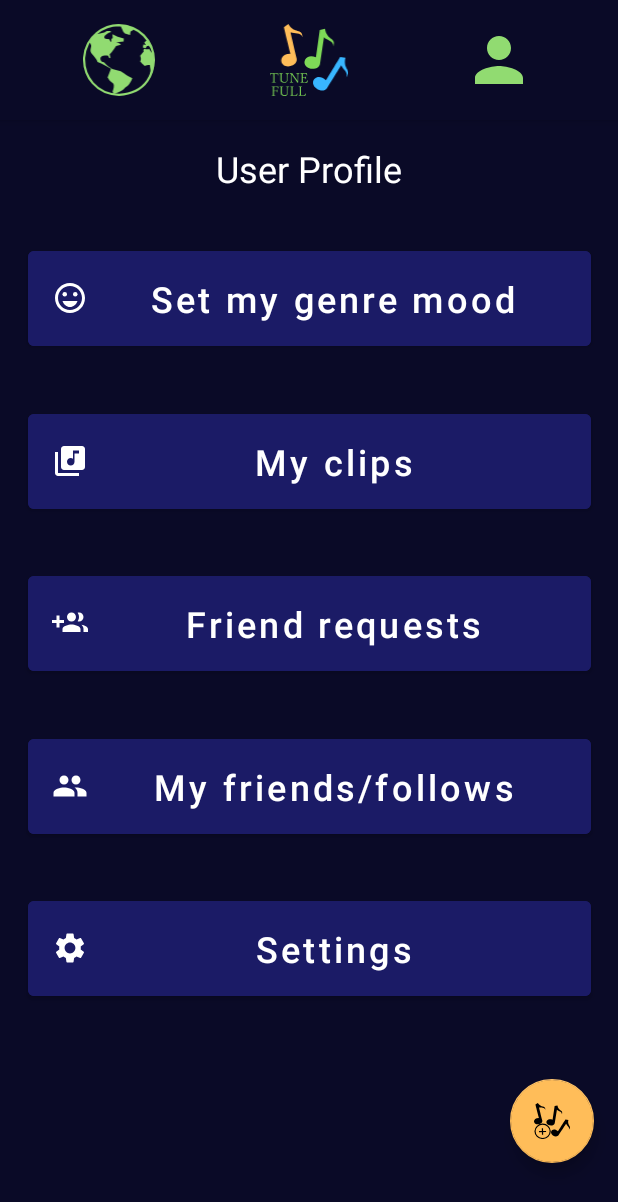
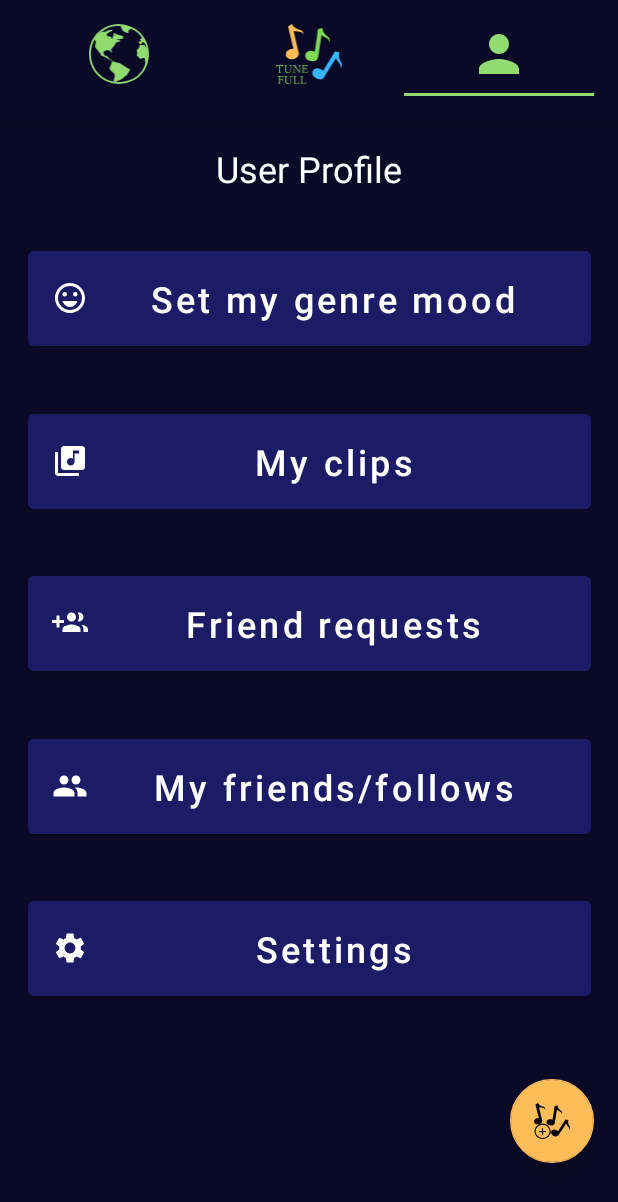
Before and after one commit to tunefull/tunefull, an Android app: the MainActivity screen opened directly, with no data from a screen before it, tab 3 chosen, on a phone screen of 412 x 824 dp. Shown: the top 1202 px of the screen. Run offline under Robolectric (Android 15) with nearby library versions, the phone set to English and light mode, and no system bars; our stand-ins replace RxJava; libraries missing offline, so code that uses them is left out: net.openid.appauth; 4 statements that could not run were skipped.

Commit message:
Made tabs look better.

```diff
--- a/app/src/main/java/edu/cnm/deepdive/tunefull/controller/MainActivity.java
+++ b/app/src/main/java/edu/cnm/deepdive/tunefull/controller/MainActivity.java
@@ -15,7 +15,7 @@ public class MainActivity extends AppCompatActivity {
 
   private UserRepository userRepository; // FIXME
   private TabLayout tabs;
-  private static final int[] TAB_ICONS = new int[]{R.drawable.ic_earth, R.drawable.ic_tunefull_logo_text, R.drawable.ic_person_24}; //FIXME
+  private static final int[] TAB_ICONS = new int[]{R.drawable.ic_earth, R.drawable.ic_tunefull_logo_text, R.drawable.ic_person_24};
 
   @Override
   protected void onCreate(Bundle savedInstanceState) {
--- a/app/src/main/res/layout/activity_main.xml
+++ b/app/src/main/res/layout/activity_main.xml
@@ -5,7 +5,7 @@
   xmlns:tools="http://schemas.android.com/tools"
   android:layout_width="match_parent"
   android:layout_height="match_parent"
-  tools:context=".MainActivity">
+  tools:context=".controller.MainActivity">
 
 <!--  TODO need to put in a fragmentcontainer someplace in here - how to make that work with the tabbed layout?-->
   <androidx.viewpager.widget.ViewPager
@@ -24,7 +24,9 @@
       android:layout_width="match_parent"
       android:layout_height="wrap_content"
       android:layout_margin="@dimen/large_margin"
-      android:background="?attr/colorPrimary"/>
+      android:background="@color/colorPrimary"
+      app:tabPaddingBottom="8dp"
+      app:tabIndicatorColor="@color/colorAccent"/>
   </com.google.android.material.appbar.AppBarLayout>
 
 </androidx.coordinatorlayout.widget.CoordinatorLayout>
```
